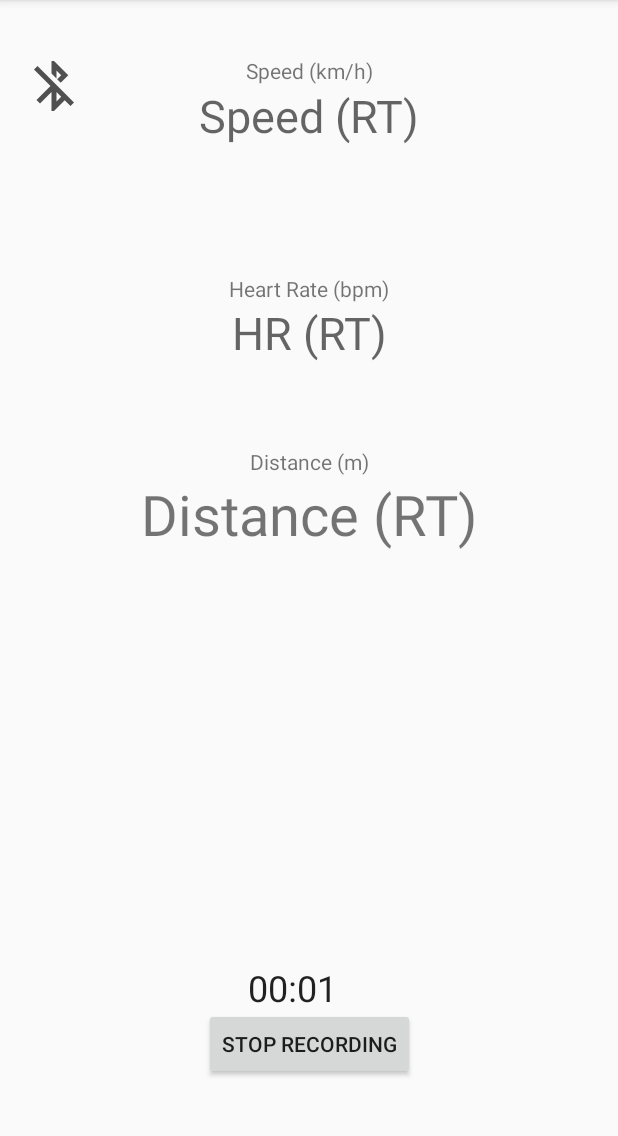
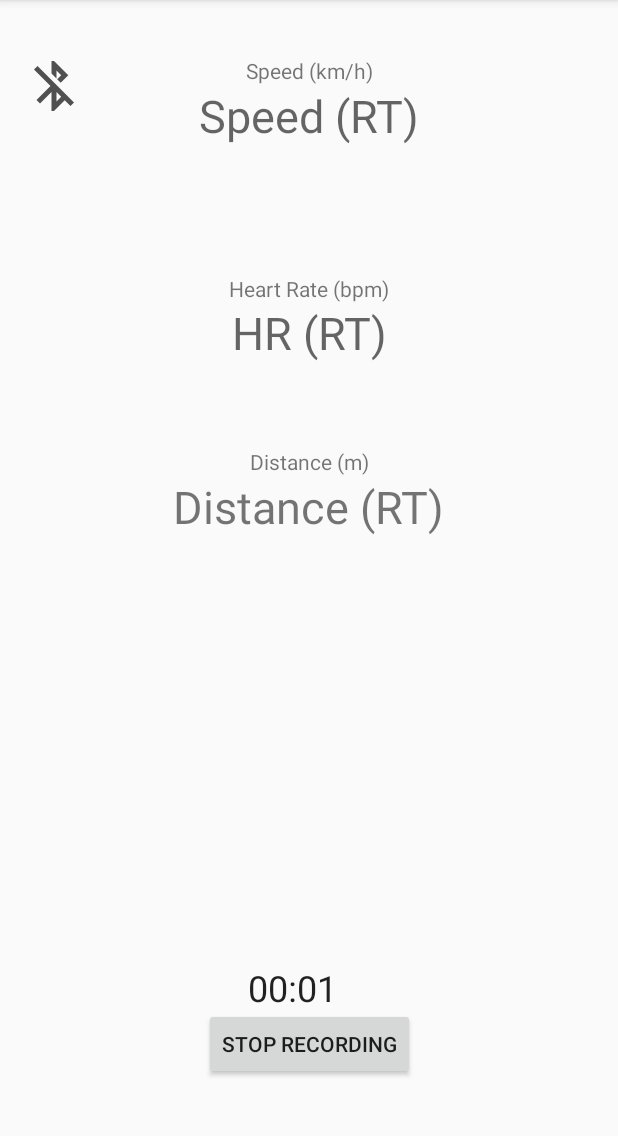
Before and after one commit to DLabbate/BikeBuddy, an Android app: the fragment FitnessFragment shown on its own in the app's theme, after a tap on "RECORD WORKOUT", on a phone screen of 412 x 824 dp, the part 84-1220 px from its top. Run offline under Robolectric (Android 15) with nearby library versions, the phone set to English and light mode, and no system bars; 2 statements that could not run were skipped.

Commit message:
Edited text size of distance

```diff
--- a/app/src/main/res/layout/fragment_fitness.xml
+++ b/app/src/main/res/layout/fragment_fitness.xml
@@ -97,7 +97,7 @@
         android:layout_width="wrap_content"
         android:layout_height="wrap_content"
         android:text="Distance (RT)"
-        android:textSize="37dp"
+        android:textSize="30dp"
         app:layout_constraintEnd_toEndOf="parent"
         app:layout_constraintStart_toStartOf="parent"
         app:layout_constraintTop_toBottomOf="@+id/text_distance"
```
